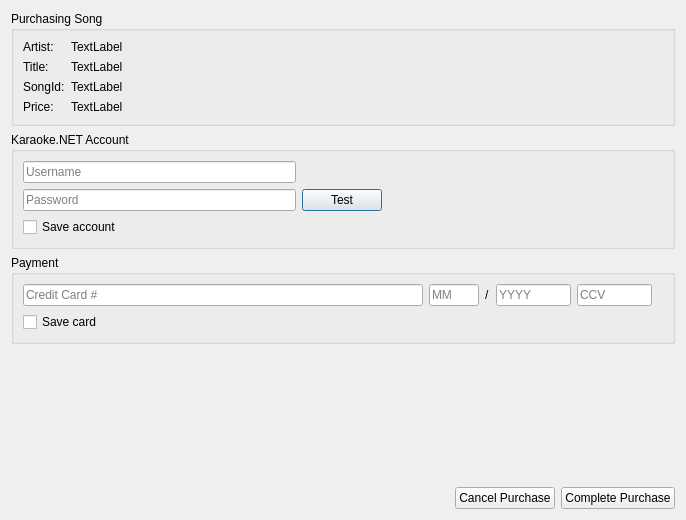
First picture: the form in OpenKJ/dlgsongshoppurchase.ui, repository OpenKJ/OpenKJ, before the edit.
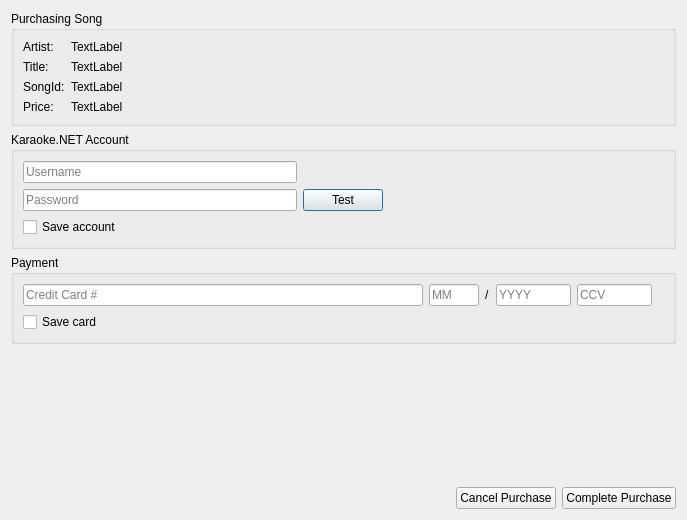
Second picture: the form after the edit.

Patch:
```diff
--- a/OpenKJ/dlgsongshoppurchase.ui
+++ b/OpenKJ/dlgsongshoppurchase.ui
@@ -6,7 +6,7 @@
    <rect>
     <x>0</x>
     <y>0</y>
-    <width>686</width>
+    <width>687</width>
     <height>520</height>
    </rect>
   </property>
```
Left out of the diff: 8 changed lines with no effect on the pictures.
